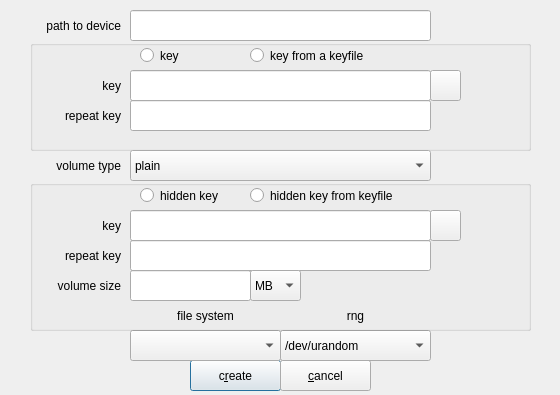
mhogomchungu/zuluCrypt, file zuluCrypt-gui/createvolume.ui: the form before one commit.
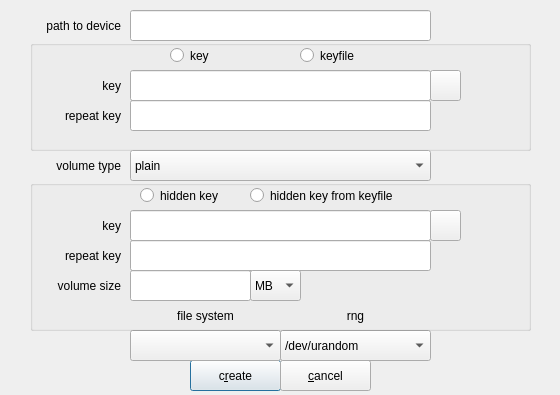
The form after the commit.

Diff of the .ui file:
```diff
--- a/zuluCrypt-gui/createvolume.ui
+++ b/zuluCrypt-gui/createvolume.ui
@@ -95,9 +95,9 @@
    <widget class="QRadioButton" name="rbPassphrase">
     <property name="geometry">
      <rect>
-      <x>110</x>
+      <x>140</x>
       <y>0</y>
-      <width>111</width>
+      <width>81</width>
       <height>31</height>
      </rect>
     </property>
@@ -108,14 +108,14 @@
    <widget class="QRadioButton" name="rbPassphraseFromFile">
     <property name="geometry">
      <rect>
-      <x>220</x>
+      <x>270</x>
       <y>0</y>
-      <width>211</width>
+      <width>131</width>
       <height>31</height>
      </rect>
     </property>
     <property name="text">
-     <string>key from a keyfile</string>
+     <string>keyfile</string>
     </property>
    </widget>
    <widget class="QLineEdit" name="lineEditPassphrase1">
```
